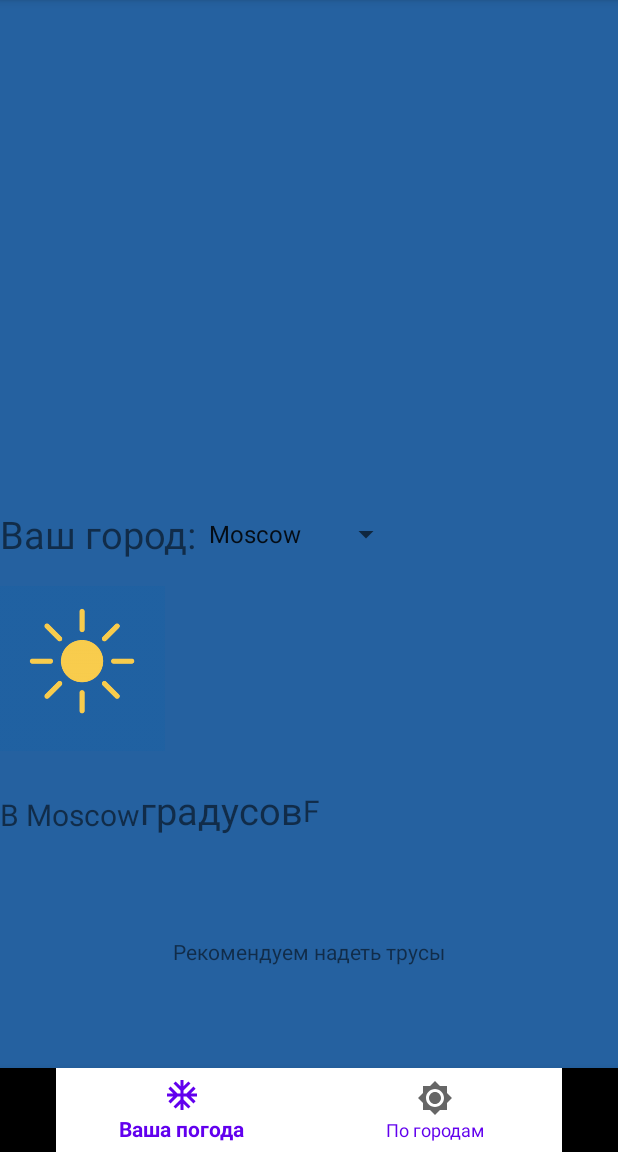
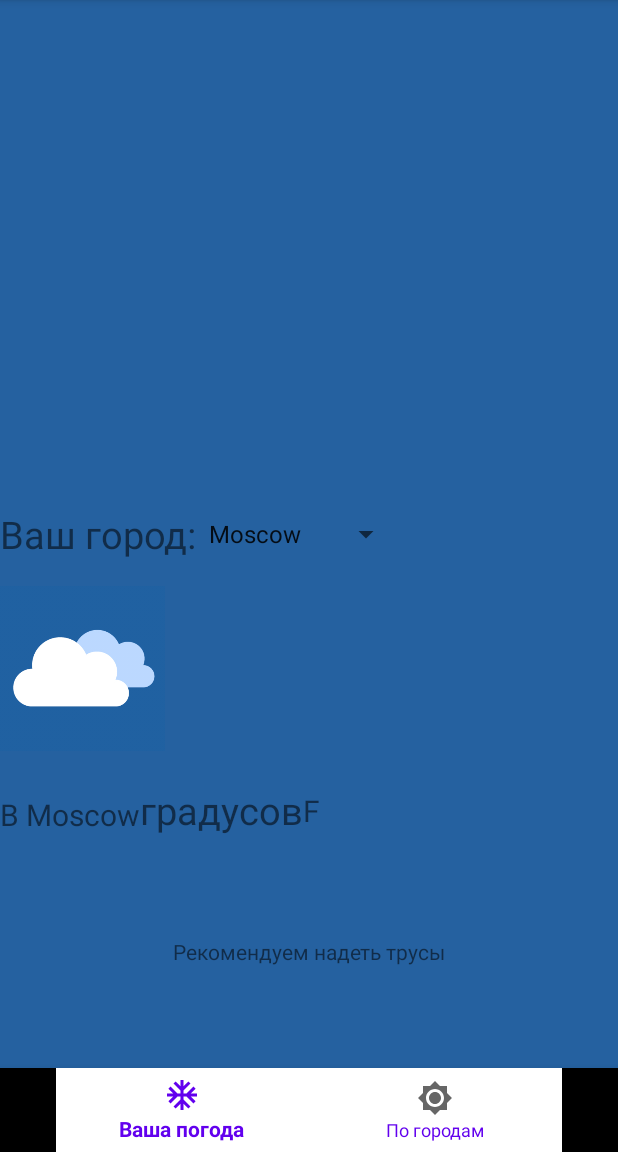
Before and after one commit to MotoMotoBike/PerfectWeather, an Android app: the screen it shows after launch (MainActivity), on a phone screen of 412 x 824 dp, the part 84-1236 px from its top. Run offline under Robolectric (Android 15) with nearby library versions, the phone set to English and light mode, and no system bars; our stand-ins replace navigation-ui.

Commit message:
Пофиксить интерфейс

```diff
--- a/Practica/app/src/main/java/com/example/practica/ApiInterface/Interface.kt
+++ b/Practica/app/src/main/java/com/example/practica/ApiInterface/Interface.kt
@@ -10,6 +10,6 @@ import retrofit2.http.Query
 //var city = "London"
 
 interface Interface {
-    @GET("weather?q=London&appid=feb0cd768c865126b95d4f3c4c1fb041")
-    fun  getFile(/*@Path("city") city : String*/ ): Call<Weather>
+    @GET("weather?q=Moscow&appid=feb0cd768c865126b95d4f3c4c1fb041")
+    fun  getFile(/*@Path("city") city : String*/): Call<Weather>
 }
--- a/Practica/app/src/main/res/layout/fragment_main.xml
+++ b/Practica/app/src/main/res/layout/fragment_main.xml
@@ -82,7 +82,7 @@
         android:id="@+id/clouds"
         android:layout_width="110dp"
         android:layout_height="110dp"
-        android:background="@drawable/Sun"
+        android:background="@drawable/scatteredcloud"
         app:layout_constraintBottom_toTopOf="@+id/temp"
         app:layout_constraintStart_toStartOf="parent"
         app:layout_constraintTop_toBottomOf="@+id/cities" />
```
Also changed, not shown: Practica/app/src/main/res/drawable-v24/cloud.png (renamed from Practica/app/src/main/res/drawable-v24/Cloud.png), Practica/app/src/main/res/drawable-v24/fewcloud.png (renamed from Practica/app/src/main/res/drawable-v24/FewCloud.png), Practica/app/src/main/res/drawable-v24/rain.png (renamed from Practica/app/src/main/res/drawable-v24/Rain.png), Practica/app/src/main/res/drawable-v24/scatteredcloud.png (renamed from Practica/app/src/main/res/drawable-v24/scatteredCloud.png), Practica/app/src/main/res/drawable-v24/sun.png (renamed from Practica/app/src/main/res/drawable-v24/Sun.png).
